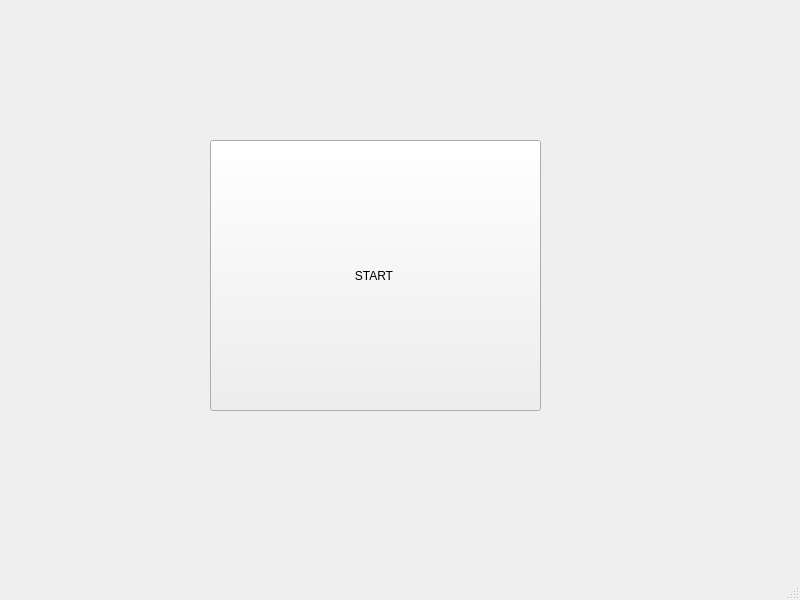
Old version of the form mainwindow.ui in the repository JOEElmenshawy/Mini-Clash-of-Clans-Project.
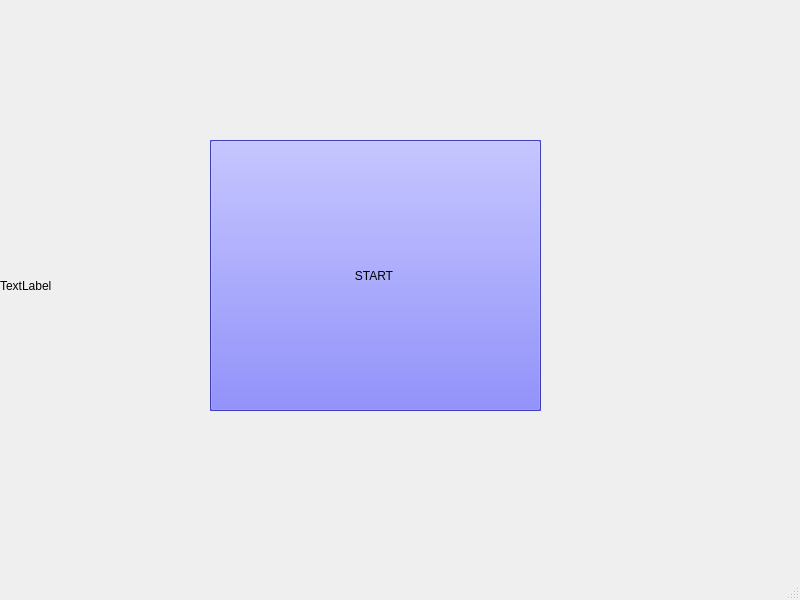
New version of the form.

```diff
--- a/mainwindow.ui
+++ b/mainwindow.ui
@@ -23,10 +23,495 @@
       <height>271</height>
      </rect>
     </property>
+    <property name="palette">
+     <palette>
+      <active>
+       <colorrole role="WindowText">
+        <brush brushstyle="SolidPattern">
+         <color alpha="255">
+          <red>0</red>
+          <green>0</green>
+          <blue>0</blue>
+         </color>
+        </brush>
+       </colorrole>
+       <colorrole role="Button">
+        <brush brushstyle="SolidPattern">
+         <color alpha="255">
+          <red>85</red>
+          <green>85</green>
+          <blue>255</blue>
+         </color>
+        </brush>
+       </colorrole>
+       <colorrole role="Light">
+        <brush brushstyle="SolidPattern">
+         <color alpha="255">
+          <red>212</red>
+          <green>212</green>
+          <blue>255</blue>
+         </color>
+        </brush>
+       </colorrole>
+       <colorrole role="Midlight">
+        <brush brushstyle="SolidPattern">
+         <color alpha="255">
+          <red>148</red>
+          <green>148</green>
+          <blue>255</blue>
+         </color>
+        </brush>
+       </colorrole>
+       <colorrole role="Dark">
+        <brush brushstyle="SolidPattern">
+         <color alpha="255">
+          <red>42</red>
+          <green>42</green>
+          <blue>127</blue>
+         </color>
+        </brush>
+       </colorrole>
+       <colorrole role="Mid">
+        <brush brushstyle="SolidPattern">
+         <color alpha="255">
+          <red>57</red>
+          <green>57</green>
+          <blue>170</blue>
+         </color>
+        </brush>
+       </colorrole>
+       <colorrole role="Text">
+        <brush brushstyle="SolidPattern">
+         <color alpha="255">
+          <red>0</red>
+          <green>0</green>
+          <blue>0</blue>
+         </color>
+        </brush>
+       </colorrole>
+       <colorrole role="BrightText">
+        <brush brushstyle="SolidPattern">
+         <color alpha="255">
+          <red>255</red>
+          <green>255</green>
+          <blue>255</blue>
+         </color>
+        </brush>
+       </colorrole>
+       <colorrole role="ButtonText">
+        <brush brushstyle="SolidPattern">
+         <color alpha="255">
+          <red>0</red>
+          <green>0</green>
+          <blue>0</blue>
+         </color>
+        </brush>
+       </colorrole>
+       <colorrole role="Base">
+        <brush brushstyle="SolidPattern">
+         <color alpha="255">
+          <red>255</red>
+          <green>255</green>
+          <blue>255</blue>
+         </color>
+        </brush>
+       </colorrole>
+       <colorrole role="Window">
+        <brush brushstyle="SolidPattern">
+         <color alpha="255">
+          <red>85</red>
+          <green>85</green>
+          <blue>255</blue>
+         </color>
+        </brush>
+       </colorrole>
+       <colorrole role="Shadow">
+        <brush brushstyle="SolidPattern">
+         <color alpha="255">
+          <red>0</red>
+          <green>0</green>
+          <blue>0</blue>
+         </color>
+        </brush>
+       </colorrole>
+       <colorrole role="AlternateBase">
+        <brush brushstyle="SolidPattern">
+         <color alpha="255">
+          <red>170</red>
+          <green>170</green>
+          <blue>255</blue>
+         </color>
+        </brush>
+       </colorrole>
+       <colorrole role="ToolTipBase">
+        <brush brushstyle="SolidPattern">
+         <color alpha="255">
+          <red>255</red>
+          <green>255</green>
+          <blue>220</blue>
+         </color>
+        </brush>
+       </colorrole>
+       <colorrole role="ToolTipText">
+        <brush brushstyle="SolidPattern">
+         <color alpha="255">
+          <red>0</red>
+          <green>0</green>
+          <blue>0</blue>
+         </color>
+        </brush>
+       </colorrole>
+       <colorrole role="PlaceholderText">
+        <brush brushstyle="SolidPattern">
+         <color alpha="127">
+          <red>0</red>
+          <green>0</green>
+          <blue>0</blue>
+         </color>
+        </brush>
+       </colorrole>
+       <colorrole role="Accent">
+        <brush brushstyle="SolidPattern">
+         <color alpha="255">
+          <red>255</red>
+          <green>255</green>
+          <blue>255</blue>
+         </color>
+        </brush>
+       </colorrole>
+      </active>
+      <inactive>
+       <colorrole role="WindowText">
+        <brush brushstyle="SolidPattern">
+         <color alpha="255">
+          <red>0</red>
+          <green>0</green>
+          <blue>0</blue>
+         </color>
+        </brush>
+       </colorrole>
+       <colorrole role="Button">
+        <brush brushstyle="SolidPattern">
+         <color alpha="255">
+          <red>85</red>
+          <green>85</green>
+          <blue>255</blue>
+         </color>
+        </brush>
+       </colorrole>
+       <colorrole role="Light">
+        <brush brushstyle="SolidPattern">
+         <color alpha="255">
+          <red>212</red>
+          <green>212</green>
+          <blue>255</blue>
+         </color>
+        </brush>
+       </colorrole>
+       <colorrole role="Midlight">
+        <brush brushstyle="SolidPattern">
+         <color alpha="255">
+          <red>148</red>
+          <green>148</green>
+          <blue>255</blue>
+         </color>
+        </brush>
+       </colorrole>
+       <colorrole role="Dark">
+        <brush brushstyle="SolidPattern">
+         <color alpha="255">
+          <red>42</red>
+          <green>42</green>
+          <blue>127</blue>
+         </color>
+        </brush>
+       </colorrole>
+       <colorrole role="Mid">
+        <brush brushstyle="SolidPattern">
+         <color alpha="255">
+          <red>57</red>
+          <green>57</green>
+          <blue>170</blue>
+         </color>
+        </brush>
+       </colorrole>
+       <colorrole role="Text">
+        <brush brushstyle="SolidPattern">
+         <color alpha="255">
+          <red>0</red>
+          <green>0</green>
+          <blue>0</blue>
+         </color>
+        </brush>
+       </colorrole>
+       <colorrole role="BrightText">
+        <brush brushstyle="SolidPattern">
+         <color alpha="255">
+          <red>255</red>
+          <green>255</green>
+          <blue>255</blue>
+         </color>
+        </brush>
+       </colorrole>
+       <colorrole role="ButtonText">
+        <brush brushstyle="SolidPattern">
+         <color alpha="255">
+          <red>0</red>
+          <green>0</green>
+          <blue>0</blue>
+         </color>
+        </brush>
+       </colorrole>
+       <colorrole role="Base">
+        <brush brushstyle="SolidPattern">
+         <color alpha="255">
+          <red>255</red>
+          <green>255</green>
+          <blue>255</blue>
+         </color>
+        </brush>
+       </colorrole>
+       <colorrole role="Window">
+        <brush brushstyle="SolidPattern">
+         <color alpha="255">
+          <red>85</red>
+          <green>85</green>
+          <blue>255</blue>
+         </color>
+        </brush>
+       </colorrole>
+       <colorrole role="Shadow">
+        <brush brushstyle="SolidPattern">
+         <color alpha="255">
+          <red>0</red>
+          <green>0</green>
+          <blue>0</blue>
+         </color>
+        </brush>
+       </colorrole>
+       <colorrole role="AlternateBase">
+        <brush brushstyle="SolidPattern">
+         <color alpha="255">
+          <red>170</red>
+          <green>170</green>
+          <blue>255</blue>
+         </color>
+        </brush>
+       </colorrole>
+       <colorrole role="ToolTipBase">
+        <brush brushstyle="SolidPattern">
+         <color alpha="255">
+          <red>255</red>
+          <green>255</green>
+          <blue>220</blue>
+         </color>
+        </brush>
+       </colorrole>
+       <colorrole role="ToolTipText">
+        <brush brushstyle="SolidPattern">
+         <color alpha="255">
+          <red>0</red>
+          <green>0</green>
+          <blue>0</blue>
+         </color>
+        </brush>
+       </colorrole>
+       <colorrole role="PlaceholderText">
+        <brush brushstyle="SolidPattern">
+         <color alpha="127">
+          <red>0</red>
+          <green>0</green>
+          <blue>0</blue>
+         </color>
+        </brush>
+       </colorrole>
+       <colorrole role="Accent">
+        <brush brushstyle="SolidPattern">
+         <color alpha="255">
+          <red>255</red>
+          <green>255</green>
+          <blue>255</blue>
+         </color>
+        </brush>
+       </colorrole>
+      </inactive>
+      <disabled>
+       <colorrole role="WindowText">
+        <brush brushstyle="SolidPattern">
+         <color alpha="255">
+          <red>42</red>
+          <green>42</green>
+          <blue>127</blue>
+         </color>
+        </brush>
+       </colorrole>
+       <colorrole role="Button">
+        <brush brushstyle="SolidPattern">
+         <color alpha="255">
+          <red>85</red>
+          <green>85</green>
+          <blue>255</blue>
+         </color>
+        </brush>
+       </colorrole>
+       <colorrole role="Light">
+        <brush brushstyle="SolidPattern">
+         <color alpha="255">
+          <red>212</red>
+          <green>212</green>
+          <blue>255</blue>
+         </color>
+        </brush>
+       </colorrole>
+       <colorrole role="Midlight">
+        <brush brushstyle="SolidPattern">
+         <color alpha="255">
+          <red>148</red>
+          <green>148</green>
+          <blue>255</blue>
+         </color>
+        </brush>
+       </colorrole>
+       <colorrole role="Dark">
+        <brush brushstyle="SolidPattern">
+         <color alpha="255">
+          <red>42</red>
+          <green>42</green>
+          <blue>127</blue>
+         </color>
+        </brush>
+       </colorrole>
+       <colorrole role="Mid">
+        <brush brushstyle="SolidPattern">
+         <color alpha="255">
+          <red>57</red>
+          <green>57</green>
+          <blue>170</blue>
+         </color>
+        </brush>
+       </colorrole>
+       <colorrole role="Text">
+        <brush brushstyle="SolidPattern">
+         <color alpha="255">
+          <red>42</red>
+          <green>42</green>
+          <blue>127</blue>
+         </color>
+        </brush>
+       </colorrole>
+       <colorrole role="BrightText">
+        <brush brushstyle="SolidPattern">
+         <color alpha="255">
+          <red>255</red>
+          <green>255</green>
+          <blue>255</blue>
+         </color>
+        </brush>
+       </colorrole>
+       <colorrole role="ButtonText">
+        <brush brushstyle="SolidPattern">
+         <color alpha="255">
+          <red>42</red>
+          <green>42</green>
+          <blue>127</blue>
+         </color>
+        </brush>
+       </colorrole>
+       <colorrole role="Base">
+        <brush brushstyle="SolidPattern">
+         <color alpha="255">
+          <red>85</red>
+          <green>85</green>
+          <blue>255</blue>
+         </color>
+        </brush>
+       </colorrole>
+       <colorrole role="Window">
+        <brush brushstyle="SolidPattern">
+         <color alpha="255">
+          <red>85</red>
+          <green>85</green>
+          <blue>255</blue>
+         </color>
+        </brush>
+       </colorrole>
+       <colorrole role="Shadow">
+        <brush brushstyle="SolidPattern">
+         <color alpha="255">
+          <red>0</red>
+          <green>0</green>
+          <blue>0</blue>
+         </color>
+        </brush>
+       </colorrole>
+       <colorrole role="AlternateBase">
+        <brush brushstyle="SolidPattern">
+         <color alpha="255">
+          <red>85</red>
+          <green>85</green>
+          <blue>255</blue>
+         </color>
+        </brush>
+       </colorrole>
+       <colorrole role="ToolTipBase">
+        <brush brushstyle="SolidPattern">
+         <color alpha="255">
+          <red>255</red>
+          <green>255</green>
+          <blue>220</blue>
+         </color>
+        </brush>
+       </colorrole>
+       <colorrole role="ToolTipText">
+        <brush brushstyle="SolidPattern">
+         <color alpha="255">
+          <red>0</red>
+          <green>0</green>
+          <blue>0</blue>
+         </color>
+        </brush>
+       </colorrole>
+       <colorrole role="PlaceholderText">
+        <brush brushstyle="SolidPattern">
+         <color alpha="127">
+          <red>42</red>
+          <green>42</green>
+          <blue>127</blue>
+         </color>
+        </brush>
+       </colorrole>
+       <colorrole role="Accent">
+        <brush brushstyle="SolidPattern">
+         <color alpha="255">
+          <red>161</red>
+          <green>161</green>
+          <blue>255</blue>
+         </color>
+        </brush>
+       </colorrole>
+      </disabled>
+     </palette>
+    </property>
+    <property name="autoFillBackground">
+     <bool>true</bool>
+    </property>
     <property name="text">
      <string>START </string>
     </property>
    </widget>
+   <widget class="QLabel" name="imagelabel">
+    <property name="geometry">
+     <rect>
+      <x>0</x>
+      <y>0</y>
+      <width>801</width>
+      <height>571</height>
+     </rect>
+    </property>
+    <property name="text">
+     <string>TextLabel</string>
+    </property>
+   </widget>
   </widget>
   <widget class="QMenuBar" name="menubar">
    <property name="geometry">
```
Left out of the diff: 2 changed lines with no effect on the pictures.
